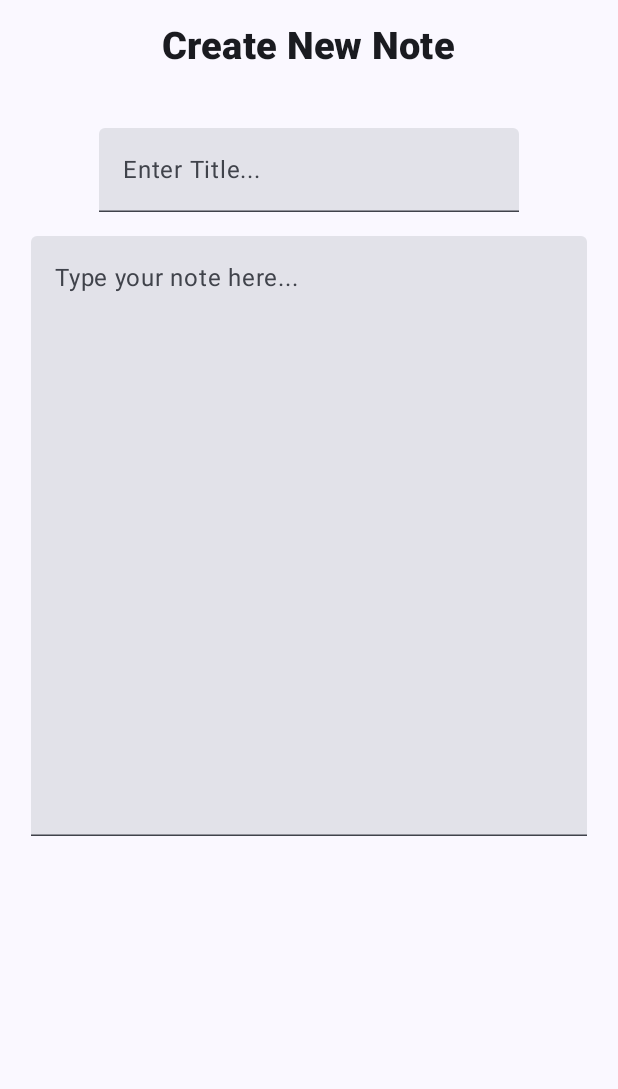
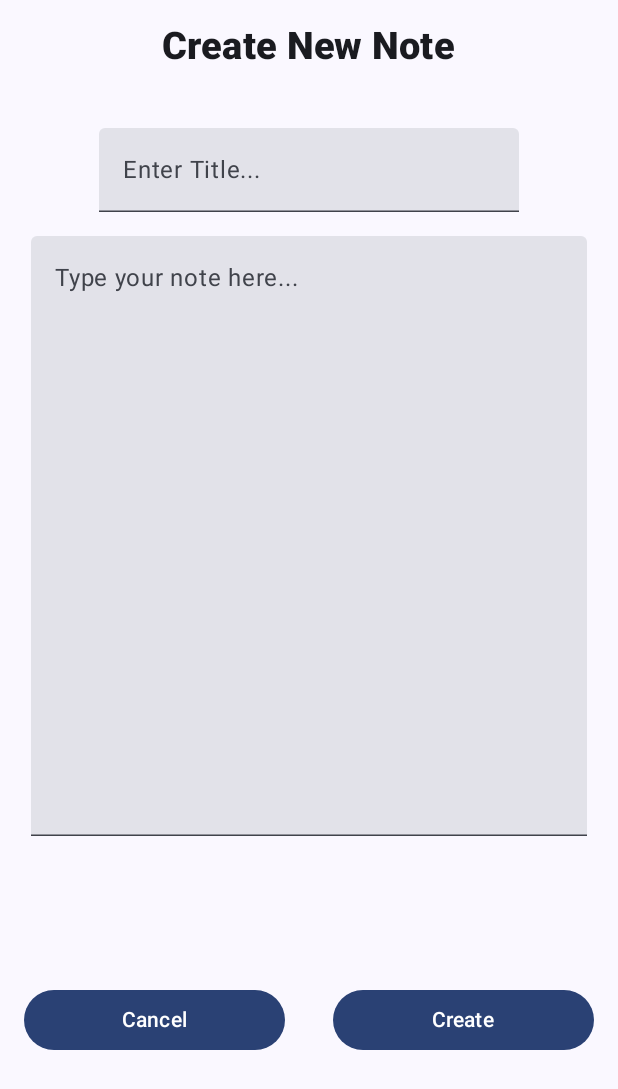
Before and after one commit to saucysooy/NoteTakingApp, an Android app built with Jetpack Compose: the composable NewNoteScreen shown on its own in the app's theme, on a phone screen of 412 x 824 dp. Shown: the top 1089 px of the screen. Run offline under Robolectric (Android 15) with nearby library versions, the phone set to English and light mode, and no system bars.

Commit message:
feat: Add cancel and action buttons to note creation screen
This commit provides users cancel and another button depending on the specific scenario to the note creation screen, allowing users to remove or create new notes

```diff
--- a/app/src/main/java/com/example/noteapp/MainActivity.kt
+++ b/app/src/main/java/com/example/noteapp/MainActivity.kt
@@ -6,6 +6,7 @@ import androidx.activity.ComponentActivity
 import androidx.activity.compose.setContent
 import androidx.activity.enableEdgeToEdge
 import androidx.compose.foundation.border
+import androidx.compose.foundation.layout.Arrangement
 import androidx.compose.foundation.layout.Box
 import androidx.compose.foundation.layout.Column
 import androidx.compose.foundation.layout.Row
@@ -21,12 +22,15 @@ import androidx.compose.foundation.shape.RoundedCornerShape
 import androidx.compose.foundation.verticalScroll
 import androidx.compose.material.icons.Icons
 import androidx.compose.material.icons.filled.Add
+import androidx.compose.material3.Button
 import androidx.compose.material3.FloatingActionButton
 import androidx.compose.material3.Icon
 import androidx.compose.material3.MaterialTheme
+import androidx.compose.material3.Scaffold
 import androidx.compose.material3.Surface
 import androidx.compose.material3.Text
 import androidx.compose.material3.TextField
+import androidx.compose.material3.TopAppBar
 import androidx.compose.runtime.Composable
 import androidx.compose.ui.Alignment
 import androidx.compose.ui.Modifier
@@ -130,7 +134,9 @@ fun NoteCard (modifier: Modifier = Modifier) {
 fun CreateButton(onClick: () -> Unit) {
     Box (modifier = Modifier.fillMaxWidth()) {
         FloatingActionButton(
-            modifier = Modifier.align(Alignment.BottomEnd).padding(16.dp),
+            modifier = Modifier
+                .align(Alignment.BottomEnd)
+                .padding(16.dp),
             onClick = { onClick() },
         ) {
             Icon(Icons.Filled.Add, "Floating action button.")
@@ -158,13 +164,50 @@ fun NewNoteScreen(modifier: Modifier = Modifier){
             Spacer(modifier = Modifier.height(16.dp))
 
             TextField(
-                modifier = Modifier.fillMaxHeight(0.6f).fillMaxWidth(0.9f),
+                modifier = Modifier
+                    .fillMaxHeight(0.6f)
+                    .fillMaxWidth(0.9f),
                 singleLine = false,
                 value = "",
                 onValueChange = {},
                 placeholder = { Text(text = "Type your note here...") }
             )
+            Box (modifier = Modifier.fillMaxHeight(0.55f), contentAlignment = Alignment.BottomCenter) {
+                PairOfButtons("Create")
+            }
         }
+    }
+}
+
+@Composable
+fun PairOfButtons(action: String, modifier: Modifier = Modifier) {
+    Row (modifier = Modifier.fillMaxWidth()) {
+        Button (onClick = { /*TODO*/ }, modifier = Modifier
+            .weight(1f)
+            .padding(horizontal = 16.dp)) {
+            Text(text = "Cancel")
+        }
+        Button (onClick = { /*TODO*/ }, modifier = Modifier
+            .weight(1f)
+            .padding(horizontal = 16.dp)) {
+            Text(text = action)
+        }
+    }
+}
+
+@Preview(
+    name = "Light Mode",
+    showBackground = true,
+)
+@Preview(
+    uiMode = Configuration.UI_MODE_NIGHT_YES,
+    name = "Dark Mode",
+    showBackground = true,
+)
+@Composable
+fun PairOfButtonsPreview() {
+    NoteAppTheme {
+        PairOfButtons("Save")
     }
 }
 
```
